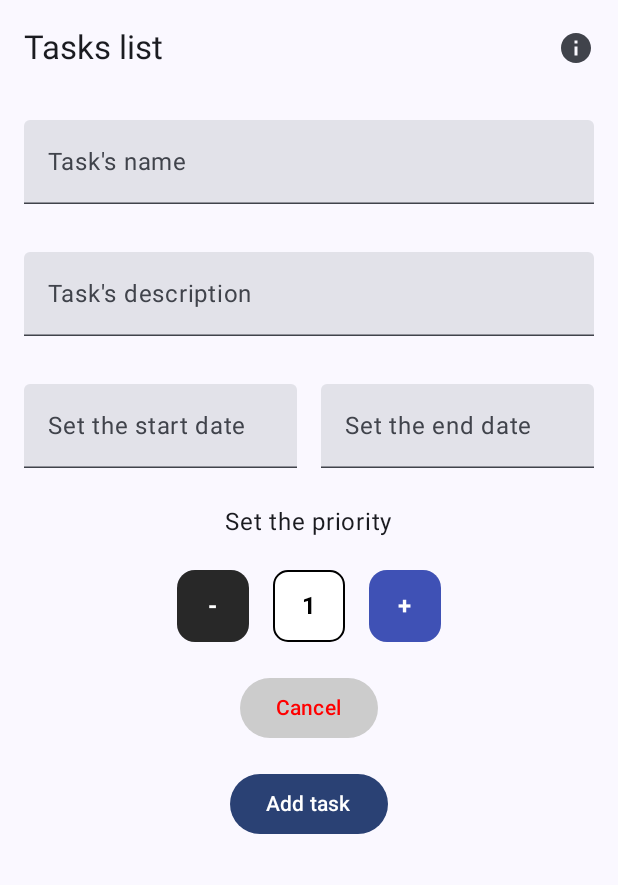
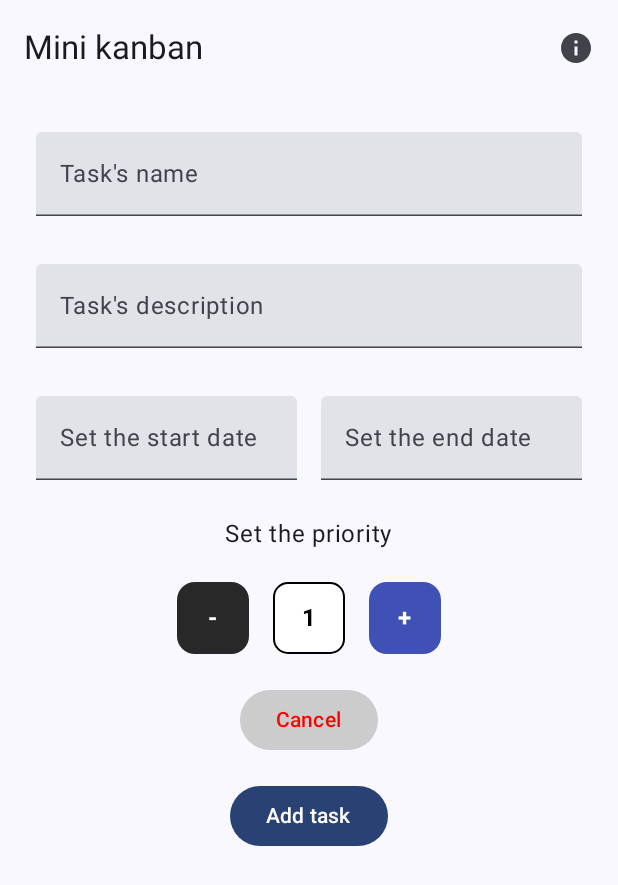
Before and after one commit to dgomesdev/Tasks-list, an Android app built with Jetpack Compose: the screen it shows after launch (MainActivity), after a tap on "Add new task button", on a phone screen of 412 x 824 dp. Shown: the top 885 px of the screen. Run offline under Robolectric (Android 15) with nearby library versions, the phone set to English and light mode, and no system bars; our stand-ins replace Room's generated code.

Commit message:
added translations

```diff
--- a/app/src/main/java/com/dgomesdev/taskslist/ui/composables/TaskAppBar.kt
+++ b/app/src/main/java/com/dgomesdev/taskslist/ui/composables/TaskAppBar.kt
@@ -10,13 +10,15 @@ import androidx.compose.material3.Text
 import androidx.compose.material3.TopAppBar
 import androidx.compose.runtime.Composable
 import androidx.compose.ui.platform.LocalContext
+import androidx.compose.ui.res.stringResource
+import com.dgomesdev.taskslist.R
 
 @OptIn(ExperimentalMaterial3Api::class)
 @Composable
 fun TaskAppBar() {
     val context = LocalContext.current
     TopAppBar(
-        title = { Text("Tasks list") },
+        title = { Text(stringResource(R.string.app_name)) },
         actions = {
             IconButton(onClick = {
                 Toast.makeText(
@@ -27,7 +29,7 @@ fun TaskAppBar() {
             }) {
                 Icon(
                     imageVector = Icons.Filled.Info,
-                    contentDescription = "Localized description"
+                    contentDescription = "Developer info icon button"
                 )
             }
         })
--- a/app/src/main/java/com/dgomesdev/taskslist/ui/composables/TaskList.kt
+++ b/app/src/main/java/com/dgomesdev/taskslist/ui/composables/TaskList.kt
@@ -10,7 +10,6 @@ import com.dgomesdev.taskslist.ui.routes.ScreenNavigation
 @Composable
 fun TaskList(
     taskList: List<TaskEntity>,
-    modifier: Modifier,
     deleteTask: DeleteTask,
     screenNavigation: ScreenNavigation,
     setStatus: EditTask
--- a/app/src/main/java/com/dgomesdev/taskslist/ui/presentation/MainActivity.kt
+++ b/app/src/main/java/com/dgomesdev/taskslist/ui/presentation/MainActivity.kt
@@ -14,10 +14,10 @@ class MainActivity : ComponentActivity() {
     override fun onCreate(savedInstanceState: Bundle?) {
         super.onCreate(savedInstanceState)
         setContent {
-            val state = tasksViewModel.uiState.collectAsState().value
+            val tasks = tasksViewModel.uiState.collectAsState().value
             TasksListTheme {
                 TaskApp(
-                    tasks = state.tasks,
+                    tasks = tasks,
                     addTask = tasksViewModel::addTask,
                     editTask = tasksViewModel::editTask,
                     deleteTask = tasksViewModel::deleteTask
--- a/app/src/main/java/com/dgomesdev/taskslist/ui/presentation/TaskViewModel.kt
+++ b/app/src/main/java/com/dgomesdev/taskslist/ui/presentation/TaskViewModel.kt
@@ -21,8 +21,8 @@ class TaskViewModel(
     private val taskRepository: TaskRepositoryImpl,
 ) : ViewModel() {
 
-    private val _uiState = MutableStateFlow(TaskUiState(loading = true))
-    val uiState: StateFlow<TaskUiState> = _uiState
+    private val _uiState = MutableStateFlow(emptyList<TaskEntity>())
+    val uiState: StateFlow<List<TaskEntity>> = _uiState
 
     init {
         getTaskList()
@@ -33,7 +33,7 @@ class TaskViewModel(
             .catch {}
             .collect { tasks ->
                 tasks.verifyTaskStatus()
-                _uiState.value = TaskUiState(tasks = tasks)
+                _uiState.value = tasks
             }
     }
 
@@ -77,8 +77,3 @@ class TaskViewModel(
         }
     }
 }
-
-data class TaskUiState(
-    val tasks: List<TaskEntity> = emptyList(),
-    val loading: Boolean = false,
-)
--- a/app/src/main/java/com/dgomesdev/taskslist/ui/presentation/screens/MainScreen.kt
+++ b/app/src/main/java/com/dgomesdev/taskslist/ui/presentation/screens/MainScreen.kt
@@ -22,7 +22,6 @@ fun MainScreen(
     ) {
         TaskList(
             taskList = tasks,
-            modifier = modifier,
             deleteTask = deleteTask,
             screenNavigation = screenNavigation,
             setStatus = setStatus
--- a/app/src/main/java/com/dgomesdev/taskslist/ui/routes/TasksNavHost.kt
+++ b/app/src/main/java/com/dgomesdev/taskslist/ui/routes/TasksNavHost.kt
@@ -1,7 +1,9 @@
 package com.dgomesdev.taskslist.ui.routes
 
+import androidx.compose.foundation.layout.padding
 import androidx.compose.runtime.Composable
 import androidx.compose.ui.Modifier
+import androidx.compose.ui.unit.dp
 import androidx.navigation.NavHostController
 import androidx.navigation.NavType
 import androidx.navigation.compose.NavHost
@@ -28,7 +30,7 @@ fun TasksNavHost(
     NavHost(
         navController = navController,
         startDestination = "Main screen",
-        modifier = modifier
+        modifier = modifier.padding(8.dp)
     ) {
         composable(route = "Main screen") {
             MainScreen(
```
Also changed, not shown: app/src/main/java/com/dgomesdev/taskslist/ui/composables/TaskCard.kt (+26 -20 lines), app/src/main/java/com/dgomesdev/taskslist/ui/composables/TaskOptions.kt (+17 -3 lines), app/src/main/res/values/strings.xml (+22 -1 lines), 2 other files.
